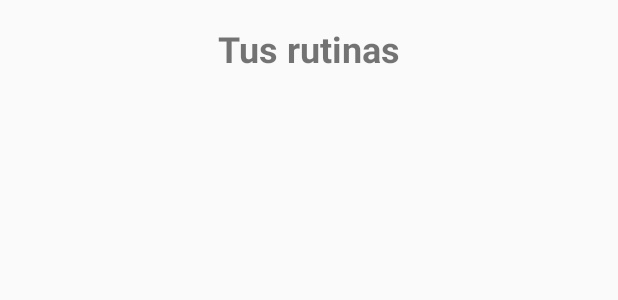
After one commit to ValSua/equipoDos, an Android app built with Jetpack Compose: the layout fragment_homee.xml on its own in the app's theme, with its tools: preview values and no code run, on a phone screen of 412 x 824 dp. The commit adds this screen. Shown: the top 300 px of the screen. Run offline under Robolectric (Android 15) with nearby library versions, the phone set to English and light mode, and no system bars; Roboto replaces fonts that are not available here.

Commit message:
Creación de bottom  menu y activity home

```diff
--- /dev/null
+++ b/app/src/main/res/layout/fragment_homee.xml
@@ -0,0 +1,38 @@
+<?xml version="1.0" encoding="utf-8"?>
+<LinearLayout xmlns:android="http://schemas.android.com/apk/res/android"
+    android:layout_width="match_parent"
+    android:layout_height="match_parent"
+    android:orientation="vertical"
+    android:padding="16dp">
+
+
+
+    <TextView
+        android:id="@+id/tvTitle"
+        android:layout_width="wrap_content"
+        android:layout_height="wrap_content"
+        android:fontFamily="racing-sans-one"
+        android:layout_gravity="center_horizontal"
+        android:textSize="24sp"
+        android:textStyle="bold"
+        android:layout_marginBottom="16dp"
+        android:text="Tus rutinas" />
+
+
+
+    <androidx.recyclerview.widget.RecyclerView
+        android:id="@+id/recyclerView"
+        android:layout_width="match_parent"
+        android:layout_height="0dp"
+        android:layout_weight="1"
+        android:visibility="gone" />
+
+    <TextView
+        android:id="@+id/tvEmpty"
+        android:layout_width="wrap_content"
+        android:layout_height="wrap_content"
+        android:layout_gravity="center"
+        android:text="No tienes rutinas aún."
+        android:visibility="gone" />
+
+</LinearLayout>
```
Also changed, not shown: app/src/main/res/layout/activityhome.xml (added, +45 -0 lines), app/src/main/res/menu/bottom_navigation_menu.xml (added, +11 -0 lines), app/src/main/res/layout/activity_login.xml (line endings or trailing spaces).
